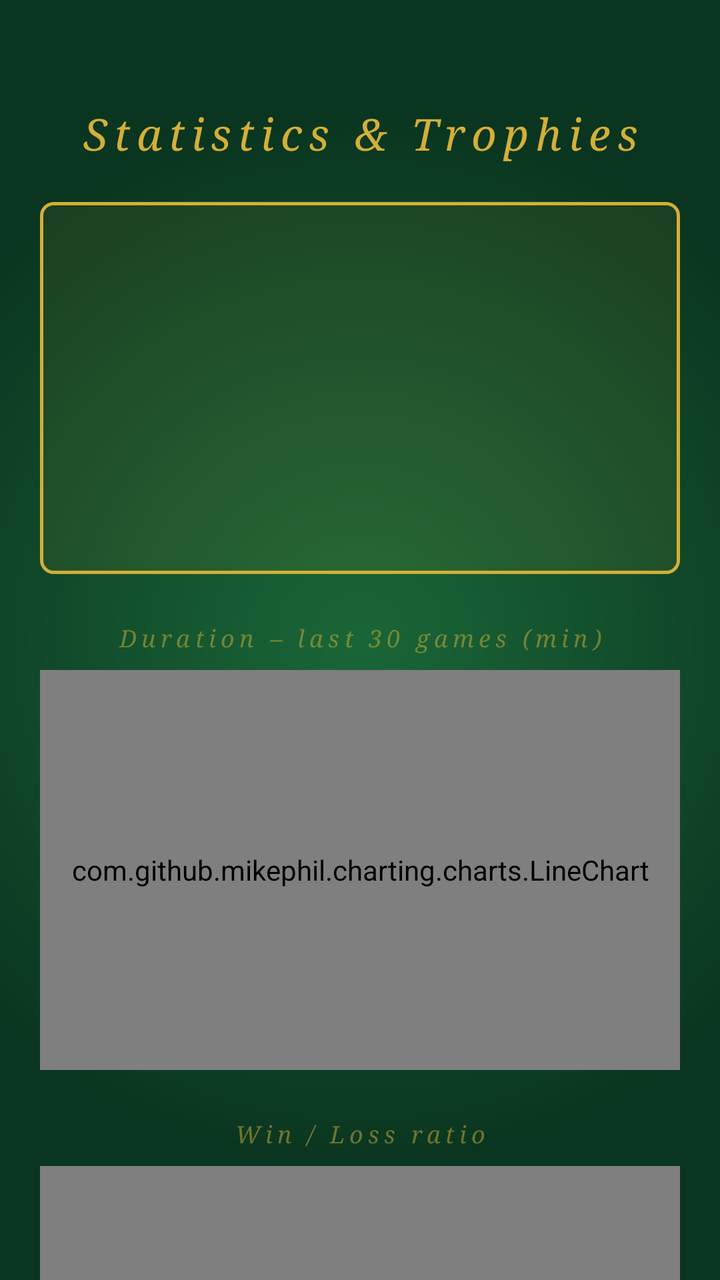
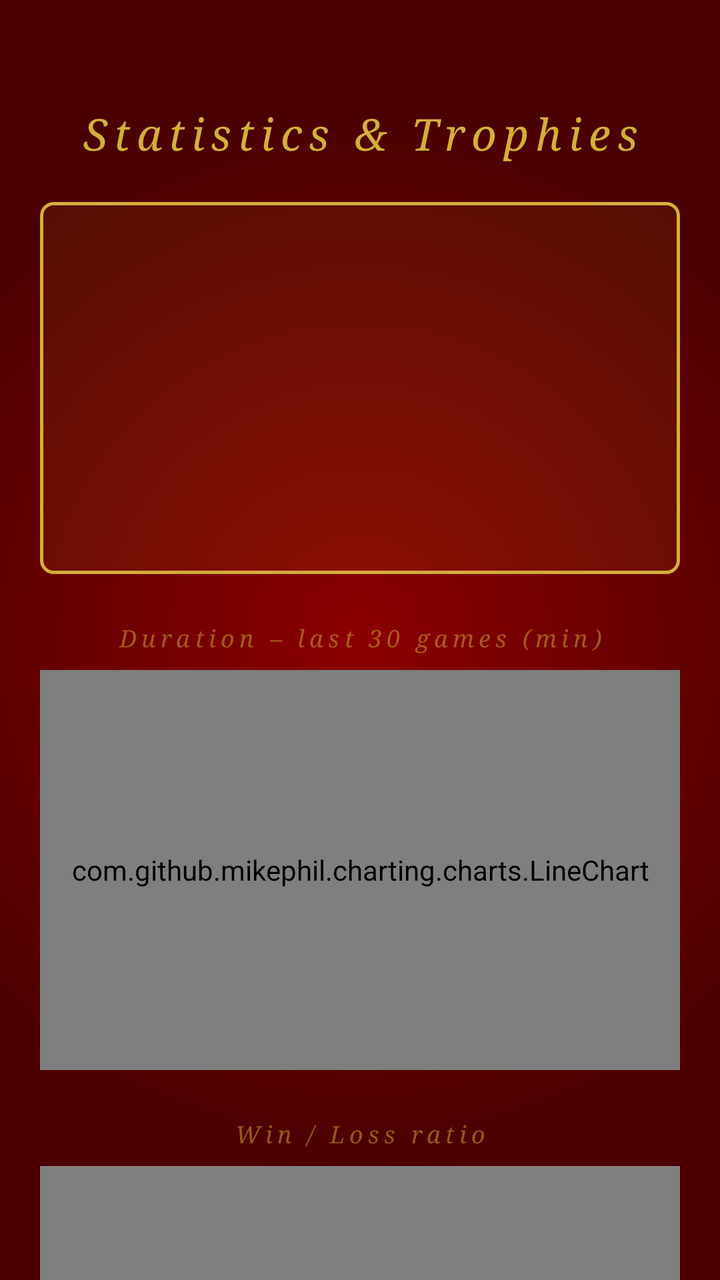

The first picture is an Android layout as it rendered before a commit; the second is the same layout after the commit. The layout source and the unified diff follow.
<!-- AndroidManifest.xml: activity theme Theme.Trasloco -->
<!-- res/layout/activity_stats.xml -->
<?xml version="1.0" encoding="utf-8"?>
<androidx.core.widget.NestedScrollView xmlns:android="http://schemas.android.com/apk/res/android"
    xmlns:app="http://schemas.android.com/apk/res-auto"
    android:id="@+id/statsScrollView"
    android:layout_width="match_parent"
    android:layout_height="match_parent"
    android:background="@drawable/verde"
    android:fillViewport="true">

    <LinearLayout
        android:layout_width="match_parent"
        android:layout_height="wrap_content"
        android:orientation="vertical"
        android:padding="20dp">

        
        <TextView
            android:layout_width="match_parent"
            android:layout_height="wrap_content"
            android:layout_marginTop="32dp"
            android:fontFamily="serif"
            android:gravity="center"
            android:text="@string/stats_title"
            android:textColor="@color/casino_gold"
            android:textSize="22sp"
            android:textStyle="italic"
            android:letterSpacing="0.15" />

        
        <LinearLayout
            android:layout_width="match_parent"
            android:layout_height="wrap_content"
            android:layout_marginTop="20dp"
            android:background="@drawable/casino_tile_bg"
            android:orientation="vertical"
            android:padding="16dp">

            <include android:id="@+id/statRowBestTime"    layout="@layout/item_stat_row" />
            <include android:id="@+id/statRowStreak"      layout="@layout/item_stat_row" />
            <include android:id="@+id/statRowTotalWins"   layout="@layout/item_stat_row" />
            <include android:id="@+id/statRowGamesPlayed" layout="@layout/item_stat_row" />
            <include android:id="@+id/statRowWinRate"     layout="@layout/item_stat_row" />
            <include android:id="@+id/statRowAvgTime"     layout="@layout/item_stat_row" />

        </LinearLayout>

        
        <TextView
            android:layout_width="match_parent"
            android:layout_height="wrap_content"
            android:layout_marginTop="24dp"
            android:fontFamily="serif"
            android:gravity="center"
            android:text="@string/stats_chart_title"
            android:textColor="@color/casino_gold_alpha_50"
            android:textSize="12sp"
            android:textStyle="italic"
            android:letterSpacing="0.2" />

        <com.github.mikephil.charting.charts.LineChart
            android:id="@+id/statsChart"
            android:layout_width="match_parent"
            android:layout_height="200dp"
            android:layout_marginTop="8dp" />

        <TextView
            android:id="@+id/statsChartEmpty"
            android:layout_width="match_parent"
            android:layout_height="wrap_content"
            android:layout_marginTop="8dp"
            android:fontFamily="serif"
            android:gravity="center"
            android:text="@string/stats_chart_empty"
            android:textColor="@color/casino_gold_alpha_50"
            android:textSize="12sp"
            android:textStyle="italic"
            android:visibility="gone" />

        
        <TextView
            android:layout_width="match_parent"
            android:layout_height="wrap_content"
            android:layout_marginTop="24dp"
            android:fontFamily="serif"
            android:gravity="center"
            android:text="@string/stats_wl_chart_title"
            android:textColor="@color/casino_gold_alpha_50"
            android:textSize="12sp"
            android:textStyle="italic"
            android:letterSpacing="0.2" />

        <com.github.mikephil.charting.charts.PieChart
            android:id="@+id/statsWLChart"
            android:layout_width="match_parent"
            android:layout_height="200dp"
            android:layout_marginTop="8dp" />

        
        <TextView
            android:id="@+id/statsTrophiesHeader"
            android:layout_width="match_parent"
            android:layout_height="wrap_content"
            android:layout_marginTop="24dp"
            android:fontFamily="serif"
            android:gravity="center"
            android:textColor="@color/casino_gold_alpha_50"
            android:textSize="12sp"
            android:textStyle="italic"
            android:letterSpacing="0.2" />

        
        <androidx.recyclerview.widget.RecyclerView
            android:id="@+id/achievementsGrid"
            android:layout_width="match_parent"
            android:layout_height="wrap_content"
            android:layout_marginTop="12dp"
            android:layout_marginBottom="32dp"
            android:nestedScrollingEnabled="false" />

    </LinearLayout>
</androidx.core.widget.NestedScrollView>
<!-- res/layout/item_stat_row.xml (included above) -->
<?xml version="1.0" encoding="utf-8"?>
<LinearLayout xmlns:android="http://schemas.android.com/apk/res/android"
    android:layout_width="match_parent"
    android:layout_height="wrap_content"
    android:layout_marginVertical="4dp"
    android:orientation="horizontal">

    <TextView
        android:id="@+id/statRowLabel"
        android:layout_width="0dp"
        android:layout_height="wrap_content"
        android:layout_weight="1"
        android:fontFamily="serif"
        android:textColor="@color/casino_gold_alpha_50"
        android:textSize="13sp"
        android:textStyle="italic" />

    <TextView
        android:id="@+id/statRowValue"
        android:layout_width="wrap_content"
        android:layout_height="wrap_content"
        android:fontFamily="serif"
        android:textColor="@color/casino_gold"
        android:textSize="13sp"
        android:textStyle="italic|bold" />

</LinearLayout>
<!-- resources referenced by this layout -->
<resources>
  <color name="casino_gold">#FFD4AF37</color>
  <color name="casino_gold_alpha_50">#80D4AF37</color>
  <!-- drawable casino_tile_bg (drawable) -->
  <?xml version="1.0" encoding="utf-8"?>
  <shape xmlns:android="http://schemas.android.com/apk/res/android"
      android:shape="rectangle">
      <solid android:color="@color/casino_gold_alpha_08" />
      <stroke android:width="1.5dp" android:color="@color/casino_gold" />
      <corners android:radius="6dp" />
  </shape>
  <!-- drawable verde (drawable) -->
  <?xml version="1.0" encoding="utf-8"?>
  <shape xmlns:android="http://schemas.android.com/apk/res/android"
      android:shape="rectangle">
      <gradient
          android:type="radial"
          android:centerX="0.5"
          android:centerY="0.5"
          android:gradientRadius="800"
          android:startColor="@color/casino_green"
          android:endColor="@color/casino_green_dark" />
  </shape>
  <string name="stats_chart_empty">Play your first game to see the chart</string>
  <string name="stats_chart_title">Duration – last 30 games (min)</string>
  <string name="stats_title">Statistics &amp; Trophies</string>
  <string name="stats_wl_chart_title">Win / Loss ratio</string>
  <style name="Theme.Trasloco" parent="Theme.Material3.DayNight.NoActionBar">
          <item name="colorPrimary">@color/purple_500</item>
          <item name="colorPrimaryVariant">@color/purple_700</item>
          <item name="colorOnPrimary">@color/white</item>
          <item name="colorSecondary">@color/teal_200</item>
          <item name="colorSecondaryVariant">@color/teal_700</item>
          <item name="colorOnSecondary">@color/black</item>
      </style>
  <color name="casino_gold_alpha_08">#14D4AF37</color>
  <color name="casino_green">#FF1A6638</color>
  <color name="casino_green_dark">#FF0A3520</color>
  <color name="purple_500">#FF6200EE</color>
  <color name="purple_700">#FF3700B3</color>
  <color name="white">#FFFFFFFF</color>
  <color name="teal_200">#FF03DAC5</color>
  <color name="teal_700">#FF018786</color>
  <color name="black">#FF000000</color>
</resources>

<!-- the commit's change to res/layout/activity_stats.xml (unified diff, before → after) -->
@@ -4,7 +4,7 @@
     android:id="@+id/statsScrollView"
     android:layout_width="match_parent"
     android:layout_height="match_parent"
-    android:background="@drawable/verde"
+    android:background="@drawable/bordeaux"
     android:fillViewport="true">
 
     <LinearLayout
@@ -15,6 +15,7 @@
 
         
         <TextView
+            android:id="@+id/statsTitle"
             android:layout_width="match_parent"
             android:layout_height="wrap_content"
             android:layout_marginTop="32dp"
@@ -46,6 +47,7 @@
 
         
         <TextView
+            android:id="@+id/statsChartLabel"
             android:layout_width="match_parent"
             android:layout_height="wrap_content"
             android:layout_marginTop="24dp"
@@ -78,6 +80,7 @@
 
         
         <TextView
+            android:id="@+id/statsWLChartLabel"
             android:layout_width="match_parent"
             android:layout_height="wrap_content"
             android:layout_marginTop="24dp"
<!-- resource entries referenced after the edit -->
@@ -2,15 +2,7 @@
 <resources>
   <color name="casino_gold">#FFD4AF37</color>
   <color name="casino_gold_alpha_50">#80D4AF37</color>
-  <!-- drawable casino_tile_bg (drawable) -->
-  <?xml version="1.0" encoding="utf-8"?>
-  <shape xmlns:android="http://schemas.android.com/apk/res/android"
-      android:shape="rectangle">
-      <solid android:color="@color/casino_gold_alpha_08" />
-      <stroke android:width="1.5dp" android:color="@color/casino_gold" />
-      <corners android:radius="6dp" />
-  </shape>
-  <!-- drawable verde (drawable) -->
+  <!-- drawable bordeaux (drawable) -->
   <?xml version="1.0" encoding="utf-8"?>
   <shape xmlns:android="http://schemas.android.com/apk/res/android"
       android:shape="rectangle">
@@ -19,8 +11,16 @@
           android:centerX="0.5"
           android:centerY="0.5"
           android:gradientRadius="800"
-          android:startColor="@color/casino_green"
-          android:endColor="@color/casino_green_dark" />
+          android:startColor="@color/casino_bordeaux"
+          android:endColor="@color/casino_bordeaux_dark" />
+  </shape>
+  <!-- drawable casino_tile_bg (drawable) -->
+  <?xml version="1.0" encoding="utf-8"?>
+  <shape xmlns:android="http://schemas.android.com/apk/res/android"
+      android:shape="rectangle">
+      <solid android:color="@color/casino_gold_alpha_08" />
+      <stroke android:width="1.5dp" android:color="@color/casino_gold" />
+      <corners android:radius="6dp" />
   </shape>
   <string name="stats_chart_empty">Play your first game to see the chart</string>
   <string name="stats_chart_title">Duration – last 30 games (min)</string>
@@ -34,9 +34,9 @@
           <item name="colorSecondaryVariant">@color/teal_700</item>
           <item name="colorOnSecondary">@color/black</item>
       </style>
+  <color name="casino_bordeaux">#FF8B0000</color>
+  <color name="casino_bordeaux_dark">#FF4A0000</color>
   <color name="casino_gold_alpha_08">#14D4AF37</color>
-  <color name="casino_green">#FF1A6638</color>
-  <color name="casino_green_dark">#FF0A3520</color>
   <color name="purple_500">#FF6200EE</color>
   <color name="purple_700">#FF3700B3</color>
   <color name="white">#FFFFFFFF</color>
